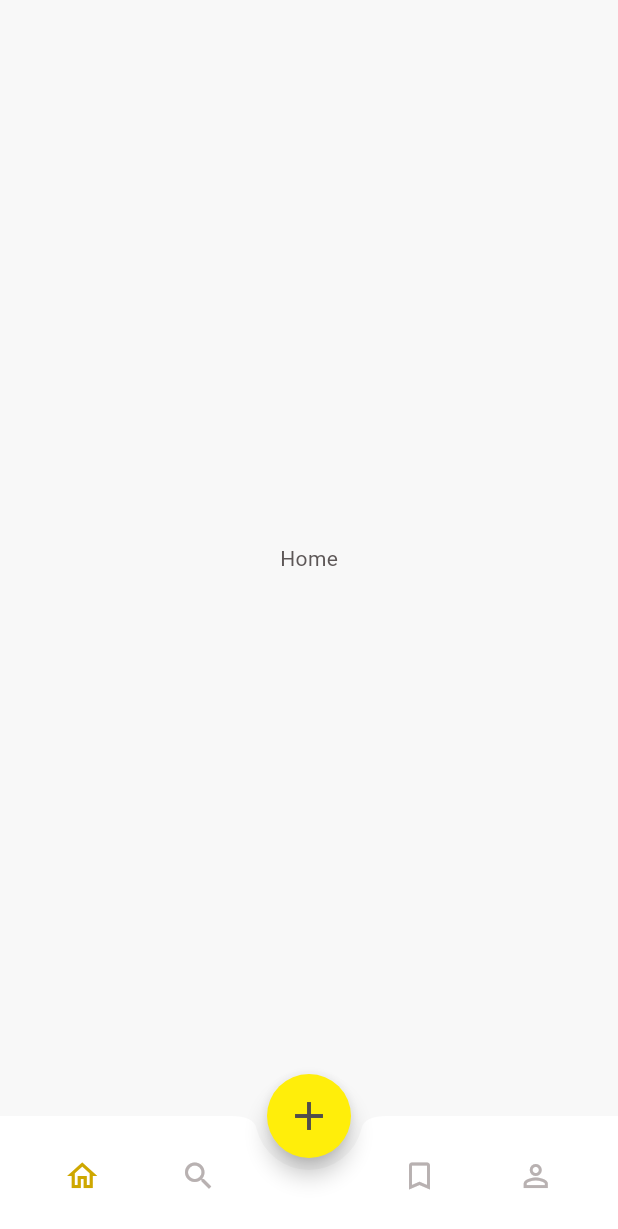
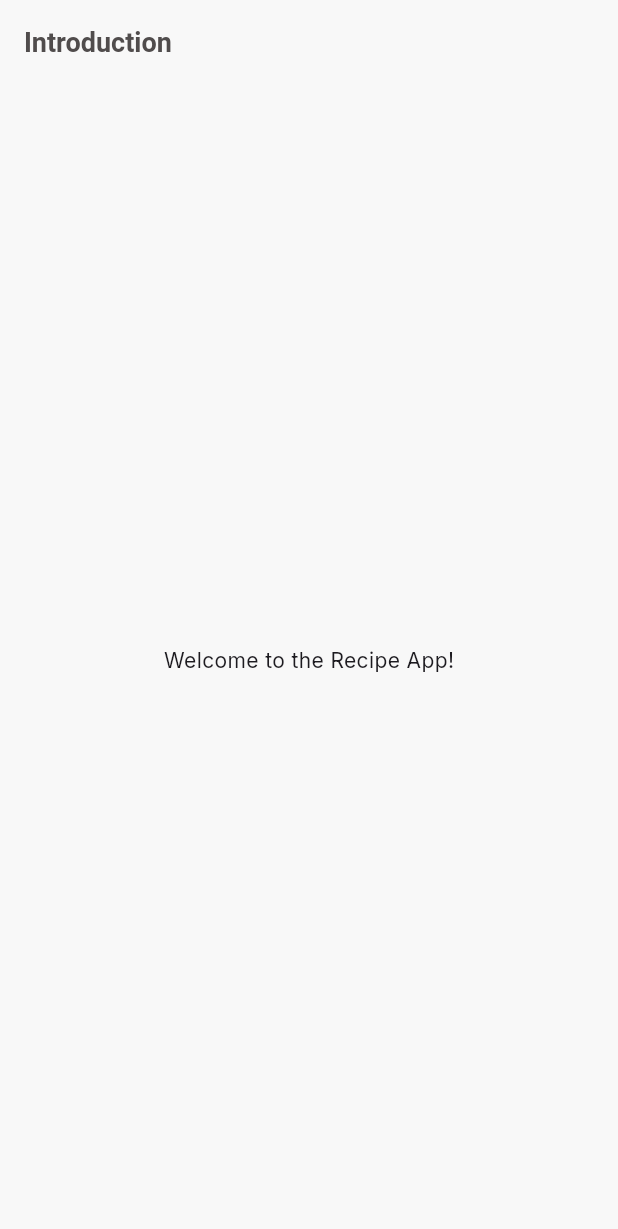
Before and after one commit to danhdelrey/recipe_app, a Flutter app: the screen it shows after launch, on a phone screen of 412 x 824 dp. Shown: the top 1229 px of the screen. Run offline on Flutter 3.47's test engine with Material 3 defaults, Android fonts, the phone set to English and light mode, and no system bars; our stand-ins replace get_it, go_router, google_fonts, injectable.

Commit message:
Add introduction page and update theme with Google Fonts
Introduced an IntroductionPage and set it as the initial route in the app router. Updated the app theme to use Google Fonts (Inter) and Cupertino-style page transitions. Registered path_provider plugin for macOS, added google_fonts dependency, and included asset directories in pubspec.yaml.

```diff
--- a/lib/core/router/app_router.dart
+++ b/lib/core/router/app_router.dart
@@ -1,6 +1,7 @@
 import 'package:flutter/material.dart';
 import 'package:go_router/go_router.dart';
 import 'package:recipe_app/presentation/features/home/pages/home_page.dart';
+import 'package:recipe_app/presentation/features/introduction/pages/introduction_page.dart';
 import 'package:recipe_app/presentation/features/profile/pages/profile_page.dart';
 import 'package:recipe_app/presentation/features/saved/pages/saved_page.dart';
 import 'package:recipe_app/presentation/features/search/pages/search_page.dart';
@@ -11,7 +12,7 @@ final GlobalKey<NavigatorState> _rootNavigatorKey = GlobalKey<NavigatorState>();
 
 final GoRouter router = GoRouter(
   navigatorKey: _rootNavigatorKey,
-  initialLocation: '/home',
+  initialLocation: '/introduction',
   routes: [
     StatefulShellRoute.indexedStack(
       builder: (context, state, navigationShell) {
@@ -36,6 +37,11 @@ final GoRouter router = GoRouter(
       ],
     ),
 
+    GoRoute(
+      path: '/introduction',
+      builder: (context, state) => const IntroductionPage(),
+    ),
+
     // GoRoute(
     //   path: '/recipe-detail/:id',
     //   builder: (context, state) => RecipeDetailPage(id: state.pathParameters['id']!),
--- a/lib/core/theme/app_theme.dart
+++ b/lib/core/theme/app_theme.dart
@@ -1,4 +1,5 @@
 import 'package:flutter/material.dart';
+import 'package:google_fonts/google_fonts.dart';
 import 'app_colors.dart';
 
 class AppTheme {
@@ -16,7 +17,7 @@ class AppTheme {
       titleTextStyle: TextStyle(color: NeutralColors.shade900, fontSize: 18, fontWeight: FontWeight.w600),
     ),
 
-    textTheme: const TextTheme(bodyMedium: TextStyle(color: NeutralColors.shade800)),
+    textTheme: GoogleFonts.interTextTheme(ThemeData.light().textTheme),
 
     elevatedButtonTheme: ElevatedButtonThemeData(
       style: ElevatedButton.styleFrom(
@@ -27,5 +28,6 @@ class AppTheme {
     ),
 
     useMaterial3: true,
+    pageTransitionsTheme: const PageTransitionsTheme(builders: {TargetPlatform.android: CupertinoPageTransitionsBuilder(), TargetPlatform.iOS: CupertinoPageTransitionsBuilder()}),
   );
 }
--- /dev/null
+++ b/lib/presentation/features/introduction/pages/introduction_page.dart
@@ -0,0 +1,13 @@
+import 'package:flutter/material.dart';
+
+class IntroductionPage extends StatelessWidget {
+  const IntroductionPage({super.key});
+
+  @override
+  Widget build(BuildContext context) {
+    return Scaffold(
+      appBar: AppBar(title: const Text('Introduction')),
+      body: const Center(child: Text('Welcome to the Recipe App!')),
+    );
+  }
+}
```
Also changed, not shown: pubspec.yaml (+4 -3 lines), pubspec.lock, 1 other file.
